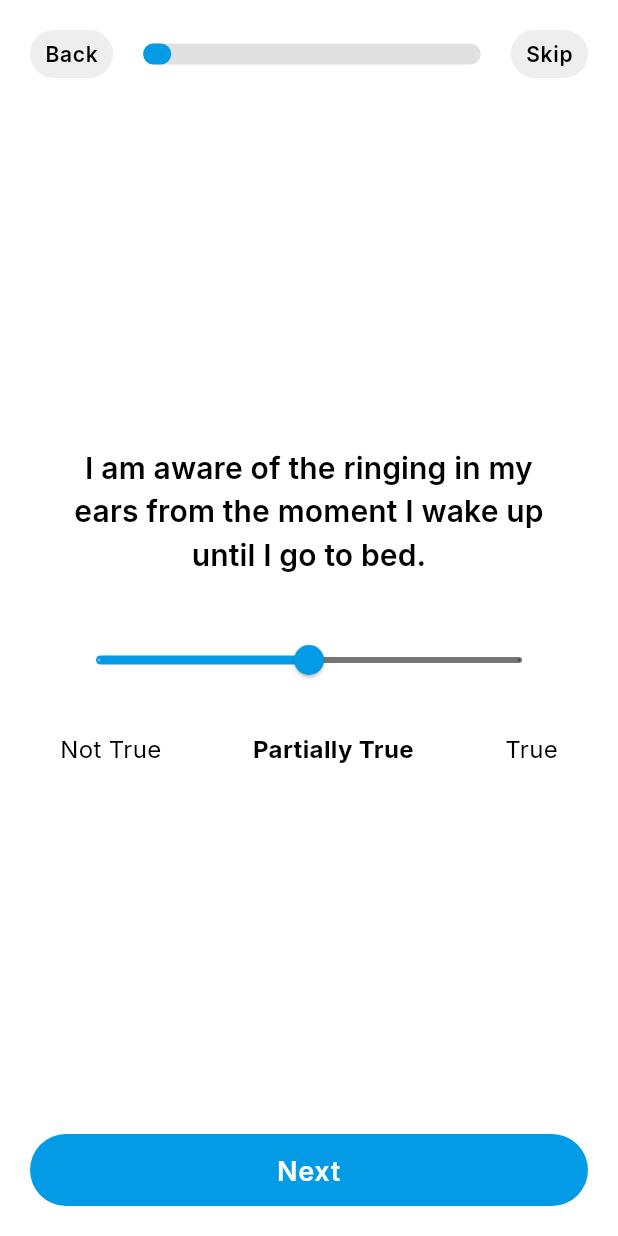
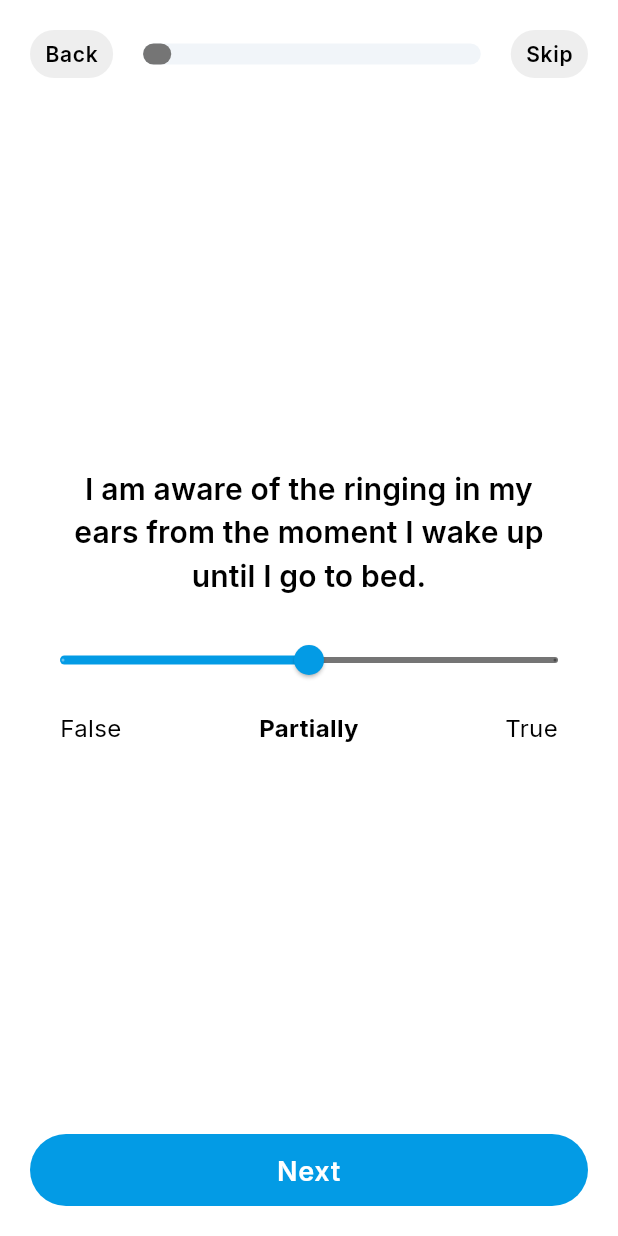
Before and after one commit to seanjanke/tinnitus, a Flutter app: the screen it shows after launch, on a phone screen of 412 x 824 dp. Run offline on Flutter 3.47's test engine with Material 3 defaults, Android fonts, the phone set to English and light mode, and no system bars; our stand-ins replace flutter_localization, font_awesome_flutter, gap, get, go_router, google_fonts and 3 more; missing offline and left inert: gauge_indicator; accounts and stored records are empty.

Commit message:
onboarding improved

```diff
--- a/lib/core/localization/locales.dart
+++ b/lib/core/localization/locales.dart
@@ -12,6 +12,7 @@ mixin LocaleData {
   static const home = 'home';
   static const chat = 'chat';
   static const profile = 'profile';
+  static const yourProfile = 'yourProfile';
   static const treatments = 'treatments';
   static const settings = 'settings';
   static const language = 'language';
@@ -138,8 +139,8 @@ mixin LocaleData {
         'I often think about whether the ringing in my ears will ever go away.',
     question11: 'I am a victim of my ringing in my ears.',
     question12: 'The ringing in my ears affected my concentration.',
-    scalarlow: 'Not True',
-    scalarmid: 'Partially True',
+    scalarlow: 'False',
+    scalarmid: 'Partially',
     scalarhigh: 'True',
     category1: 'Hearing problem',
     category2: 'Tinnitus-related',
@@ -232,6 +233,7 @@ mixin LocaleData {
         'The tinnitus is a significant psychological burden for you - therapeutic measures should be considered.',
     severityLevel4Description:
         'Your tinnitus is having a major impact on your well-being - comprehensive specialist care is urgently recommended.',
+    yourProfile: 'Your Profile',
   };
 
   static const Map<String, dynamic> de = {
@@ -267,8 +269,8 @@ mixin LocaleData {
         'Ich denke oft darüber nach, ob die Ohrgeräusche jemals weggehen werden.',
     question11: 'Ich bin Opfer meiner Ohrgeräusche.',
     question12: 'Die Ohrgeräusche haben meine Konzentration beeinträchtigt.',
-    scalarlow: 'Stimmt nicht',
-    scalarmid: 'Stimmt teilweise',
+    scalarlow: 'Falsch',
+    scalarmid: 'Teilweise',
     scalarhigh: 'Stimmt',
     description1:
         'Verbessert das Hörvermögen von Patienten mit Hörverlust und kann die Tinnituswahrnehmung durch Verstärkung der Umgebungsgeräusche verringern.',
@@ -354,5 +356,6 @@ mixin LocaleData {
         'Der Tinnitus stellt eine deutliche psychische Belastung für Sie dar – therapeutische Maßnahmen sollten in Betracht gezogen werden.',
     severityLevel4Description:
         'Ihr Tinnitus wirkt sich stark auf Ihr Wohlbefinden aus – eine umfassende fachliche Betreuung ist dringend empfehlenswert.',
+    yourProfile: 'Dein Profil',
   };
 }
--- a/lib/core/navigation/router.dart
+++ b/lib/core/navigation/router.dart
@@ -68,7 +68,10 @@ GoRouter router({required bool hasCompletedOnboarding}) => GoRouter(
     GoRoute(path: Routes.filter, builder: (context, state) => FilterScreen()),
     GoRoute(
       path: Routes.onboarding,
-      builder: (context, state) => OnboardingScreen(),
+      builder: (context, state) {
+        final isInitialOnboarding = state.extra as bool? ?? true;
+        return OnboardingScreen(isInitialOnboarding: isInitialOnboarding);
+      },
     ),
   ],
 );
--- a/lib/core/theme/theme.dart
+++ b/lib/core/theme/theme.dart
@@ -19,11 +19,11 @@ var bottomNavBarTheme = BottomNavigationBarThemeData(
   type: BottomNavigationBarType.fixed,
   showSelectedLabels: true,
   showUnselectedLabels: true,
-  selectedLabelStyle: textTheme.bodySmall,
-  unselectedLabelStyle: textTheme.bodySmall,
+  selectedLabelStyle: textTheme.bodyMedium,
+  unselectedLabelStyle: textTheme.bodyMedium,
   selectedIconTheme: const IconThemeData(size: 20),
   unselectedIconTheme: const IconThemeData(size: 20),
-  selectedItemColor: colorScheme.primary,
+  selectedItemColor: colorScheme.onSurface,
   unselectedItemColor: colorScheme.surfaceContainerHigh,
 );
 
--- a/lib/data/models/recom.dart
+++ b/lib/data/models/recom.dart
@@ -115,7 +115,6 @@ final allRecommendations = <Recommendation>[
     icon: FontAwesomeIcons.tablets,
     iconColor: iconColors[4],
   ),
-
   // Category: Sleep (Sl & So)
   Recommendation(
     id: 11, // Melatonin
--- a/lib/presentation/pages/main/main_screen.dart
+++ b/lib/presentation/pages/main/main_screen.dart
@@ -33,7 +33,7 @@ class MainScreen extends StatelessWidget {
                     navigationShell.currentIndex == 0
                         ? context.bottomNavTheme.selectedItemColor!
                         : context.bottomNavTheme.unselectedItemColor!,
-                size: 24,
+                size: 22,
               ),
               label: LocaleData.home.getString(context),
               //label: LocaleData.scan.getString(context),
--- a/lib/presentation/pages/onboarding/onboarding_screen.dart
+++ b/lib/presentation/pages/onboarding/onboarding_screen.dart
@@ -1,5 +1,6 @@
 import 'package:flutter/material.dart';
 import 'package:get/get.dart';
+import 'package:go_router/go_router.dart';
 import 'package:tinnitus/core/localization/locales.dart';
 import 'package:tinnitus/core/theme/theme.dart';
 import 'package:tinnitus/data/controllers/user_controller.dart';
@@ -8,7 +9,8 @@ import 'package:tinnitus/presentation/util/easy_theme.dart';
 import 'package:tinnitus/presentation/widgets/button.dart';
 
 class OnboardingScreen extends StatefulWidget {
-  const OnboardingScreen({super.key});
+  final bool isInitialOnboarding;
+  const OnboardingScreen({required this.isInitialOnboarding, super.key});
 
   @override
   State<OnboardingScreen> createState() => _OnboardingScreenState();
@@ -64,7 +66,9 @@ class _OnboardingScreenState extends State<OnboardingScreen> {
   }
 
   void previousQuestion() {
-    if (currentQuestionIndex > 0) {
+    if (currentQuestionIndex == 0 && !widget.isInitialOnboarding) {
+      context.pop();
+    } else if (currentQuestionIndex > 0) {
       setState(() => currentQuestionIndex--);
       pageController.animateToPage(
         currentQuestionIndex,
@@ -106,8 +110,10 @@ class _OnboardingScreenState extends State<OnboardingScreen> {
                     borderRadius: circ12,
                     minHeight: 14,
                     value: (currentQuestionIndex + 1) / questionKeys.length,
-                    backgroundColor: context.colors.surfaceContainerLow,
-                    valueColor: AlwaysStoppedAnimation(context.colors.primary),
+                    backgroundColor: context.colors.surface,
+                    valueColor: AlwaysStoppedAnimation(
+                      context.colors.surfaceContainerHighest,
+                    ),
                   ),
                 ),
                 gap20,
@@ -185,37 +191,51 @@ class _OnboardingScreenState extends State<OnboardingScreen> {
           min: 0.0,
           max: 1.0,
           divisions: 2,
+          padding: EdgeInsets.zero,
           label: getSliderValueLabel(currentValue),
           onChanged: saveAnswer,
         ),
         gap24,
         Row(
-          mainAxisAlignment: MainAxisAlignment.spaceBetween,
           children: [
-            buildScaleLabel(
-              LocaleData.scalarlow.getString(context),
-              currentValue <= 0.33,
+            Expanded(
+              child: Text(
+                LocaleData.scalarlow.getString(context),
+                style: TextStyle(
+                  fontWeight:
+                      currentValue <= 0.33
+                          ? FontWeight.bold
+                          : FontWeight.normal,
+                ),
+              ),
             ),
-            buildScaleLabel(
-              LocaleData.scalarmid.getString(context),
-              0.33 < currentValue && currentValue <= 0.67,
+            Expanded(
+              child: Center(
+                child: Text(
+                  LocaleData.scalarmid.getString(context),
+                  style: TextStyle(
+                    fontWeight:
+                        0.33 < currentValue && currentValue <= 0.67
+                            ? FontWeight.bold
+                            : FontWeight.normal,
+                  ),
+                  textAlign: TextAlign.center,
+                ),
+              ),
             ),
-            buildScaleLabel(
-              LocaleData.scalarhigh.getString(context),
-              currentValue > 0.67,
+            Expanded(
+              child: Text(
+                LocaleData.scalarhigh.getString(context),
+                style: TextStyle(
+                  fontWeight:
+                      currentValue > 0.67 ? FontWeight.bold : FontWeight.normal,
+                ),
+                textAlign: TextAlign.end,
+              ),
             ),
           ],
         ),
       ],
     );
   }
-
-  Widget buildScaleLabel(String text, bool isBold) {
-    return Text(
-      text,
-      style: TextStyle(
-        fontWeight: isBold ? FontWeight.bold : FontWeight.normal,
-      ),
-    );
-  }
 }
--- a/lib/presentation/pages/profile/profile_screen.dart
+++ b/lib/presentation/pages/profile/profile_screen.dart
@@ -26,8 +26,8 @@ class ProfileScreen extends StatelessWidget {
               children: [
                 Expanded(
                   child: Text(
-                    LocaleData.profile.getString(context),
-                    style: context.texts.headlineMedium,
+                    LocaleData.yourProfile.getString(context),
+                    style: context.texts.headlineSmall,
                   ),
                 ),
                 gap12,
@@ -130,7 +130,7 @@ class ProfileScreen extends StatelessWidget {
                   ),
                   gap16,
                   InkWell(
-                    onTap: () => context.push(Routes.onboarding),
+                    onTap: () => context.push(Routes.onboarding, extra: false),
                     child: Text(
                       'Erneut testen',
                       style: context.texts.labelSmall,
```
